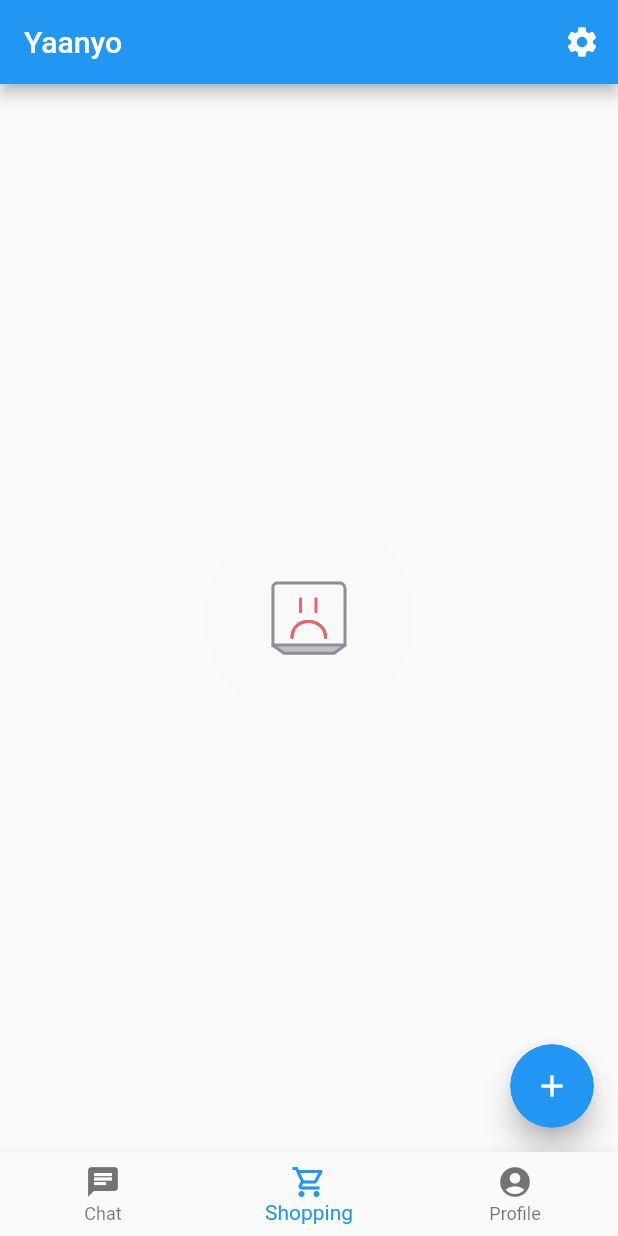
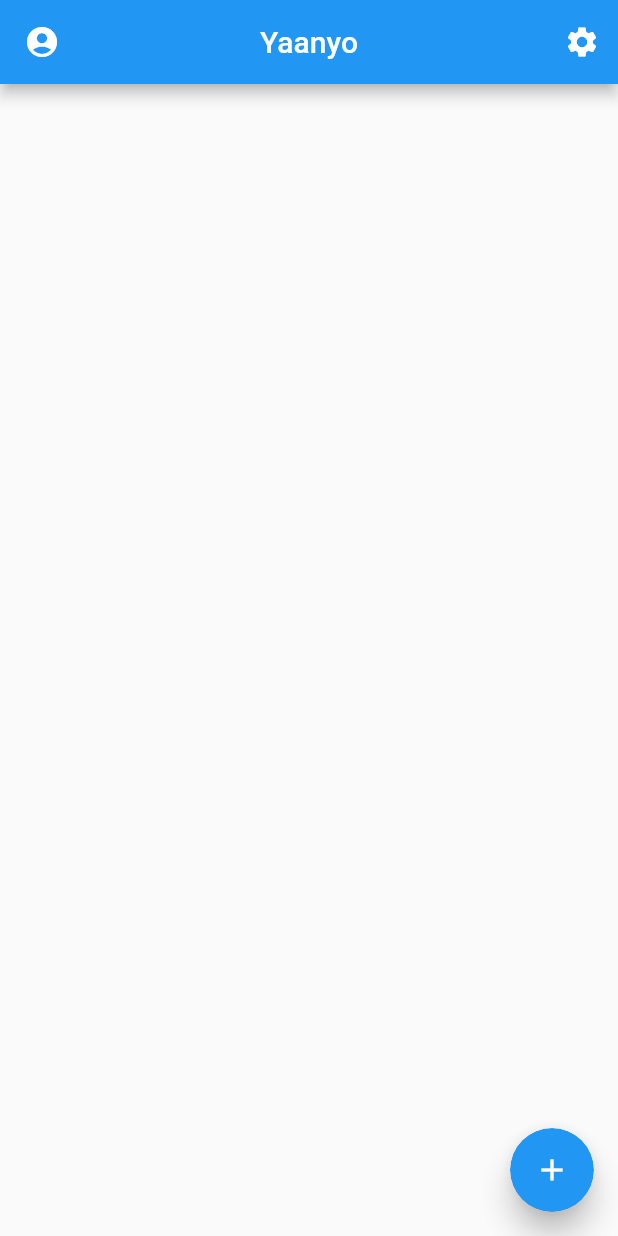
Before and after one commit to KhalidWar/yaanyo, a Flutter app: the screen it shows once a user with an empty profile is signed in, on a phone screen of 412 x 824 dp. Run offline on Flutter 3.47's test engine with Material 2 defaults, Android fonts, the phone set to English and light mode, and no system bars; our stand-ins replace cloud_firestore, firebase_auth, firebase_core, flutter_riverpod, flutter_svg, lottie and 1 more; missing offline and left inert: flutter_material_color_picker; accounts and stored records are empty.

Commit message:
Shopping tab is the new home screen Implemented riverpod in home screen
Signed-off-by: Khalid War <git@khalidwar.com>

```diff
--- a/lib/screens/authentication/initial_screen.dart
+++ b/lib/screens/authentication/initial_screen.dart
@@ -1,9 +1,9 @@
 import 'package:flutter/material.dart';
 import 'package:flutter_riverpod/all.dart';
 import 'package:yaanyo/screens/authentication/sign_in_screen.dart';
+import 'package:yaanyo/screens/shopping/home_screen.dart';
 import 'package:yaanyo/state_management/providers.dart';
-
-import '../home_screen.dart';
+import 'package:yaanyo/widgets/alert_widget.dart';
 
 final userStream =
     StreamProvider((ref) => ref.watch(authServiceProvider).userStream());
@@ -13,7 +13,8 @@
   Widget build(BuildContext context, ScopedReader watch) {
     final stream = watch(userStream);
 
-    return stream.when(
+    return Scaffold(
+      body: stream.when(
           loading: () => Center(child: CircularProgressIndicator()),
           data: (data) {
             if (data == null) {
@@ -23,7 +24,8 @@
             }
           },
           error: (error, stackTrace) {
-          return;
-        });
+            return AlertWidget();
+          }),
+    );
   }
 }
--- a/lib/screens/home_screen.dart
+++ /dev/null
@@ -1,73 +0,0 @@
-import 'package:flutter/material.dart';
-import 'package:yaanyo/screens/profile/profile_tab.dart';
-import 'package:yaanyo/screens/settings/settings_screen.dart';
-import 'package:yaanyo/screens/shopping/shopping_tab.dart';
-
-import 'chat/chat_tab.dart';
-
-class HomeScreen extends StatefulWidget {
-  static const String id = 'home_screen';
-  @override
-  _HomeScreenState createState() => _HomeScreenState();
-}
-
-class _HomeScreenState extends State<HomeScreen> {
-  int _selectedIndexStack = 1;
-  String currentUserEmail;
-  String currentUserName;
-
-  void _selectedIndex(int index) {
-    setState(() {
-      _selectedIndexStack = index;
-    });
-  }
-
-  @override
-  Widget build(BuildContext context) {
-    return Scaffold(
-      appBar: buildAppBar(),
-      body: IndexedStack(
-        index: _selectedIndexStack,
-        children: [
-          ChatTab(),
-          ShoppingTab(),
-          ProfileTab(),
-        ],
-      ),
-      bottomNavigationBar: BottomNavigationBar(
-        currentIndex: _selectedIndexStack,
-        onTap: _selectedIndex,
-        items: [
-          BottomNavigationBarItem(
-            label: 'Chat',
-            icon: Icon(Icons.chat),
-          ),
-          BottomNavigationBarItem(
-            label: 'Shopping',
-            icon: Icon(Icons.shopping_cart_outlined),
-          ),
-          BottomNavigationBarItem(
-            label: 'Profile',
-            icon: Icon(Icons.account_circle),
-          ),
-        ],
-      ),
-    );
-  }
-
-  AppBar buildAppBar() {
-    return AppBar(
-      title: Text('Yaanyo'),
-      actions: [
-        IconButton(
-          icon: Icon(Icons.settings),
-          onPressed: () {
-            Navigator.push(context, MaterialPageRoute(builder: (context) {
-              return SettingsScreen();
-            }));
-          },
-        ),
-      ],
-    );
-  }
-}
--- a/lib/screens/shopping/create_new_grid_box.dart
+++ b/lib/screens/shopping/create_new_grid_box.dart
@@ -6,7 +6,7 @@
 import 'package:flutter_riverpod/flutter_riverpod.dart';
 import 'package:flutter_svg/flutter_svg.dart';
 import 'package:yaanyo/models/shopping_grid.dart';
-import 'package:yaanyo/services/database/shopping_database_service.dart';
+import 'package:yaanyo/state_management/providers.dart';
 import 'package:yaanyo/utilities/form_validator.dart';
 import 'package:yaanyo/widgets/grid_box.dart';
 
--- /dev/null
+++ b/lib/screens/shopping/home_screen.dart
@@ -0,0 +1,186 @@
+import 'package:animations/animations.dart';
+import 'package:cloud_firestore/cloud_firestore.dart';
+import 'package:flutter/cupertino.dart';
+import 'package:flutter/material.dart';
+import 'package:flutter_riverpod/all.dart';
+import 'package:flutter_riverpod/flutter_riverpod.dart';
+import 'package:yaanyo/screens/profile/profile_screen.dart';
+import 'package:yaanyo/screens/settings/settings_screen.dart';
+import 'package:yaanyo/screens/shopping/shopping_task_screen.dart';
+import 'package:yaanyo/state_management/providers.dart';
+import 'package:yaanyo/widgets/alert_widget.dart';
+import 'package:yaanyo/widgets/grid_box.dart';
+
+import '../../constants.dart';
+import 'create_new_grid_box.dart';
+
+final shoppingGridStream = StreamProvider<QuerySnapshot>(
+  (ref) {
+    return ref.watch(shoppingDatabaseServiceProvider).getShoppingGridStream();
+  },
+);
+
+class HomeScreen extends ConsumerWidget {
+  @override
+  Widget build(BuildContext context, ScopedReader watch) {
+    final stream = watch(shoppingGridStream);
+
+    return stream.when(
+      loading: () => Center(child: CircularProgressIndicator()),
+      data: (data) {
+        return Scaffold(
+          appBar: buildAppBar(context),
+          floatingActionButton: buildFloatingActionButton(),
+          body: GridView.builder(
+            itemCount: data.docs.length,
+            padding: EdgeInsets.all(8),
+            gridDelegate: SliverGridDelegateWithFixedCrossAxisCount(
+              crossAxisCount: 2,
+              childAspectRatio: 0.7,
+              mainAxisSpacing: 8,
+              crossAxisSpacing: 8,
+            ),
+            itemBuilder: (context, index) {
+              final gridData = data.docs[index].data();
+
+              if (data.docs.isEmpty) {
+                return AlertWidget(lottie: 'assets/lottie/emptyBag.json');
+              }
+
+              return OpenContainer(
+                closedElevation: 5,
+                closedColor: kGridColorList[gridData['gridColorInt']],
+                closedShape: RoundedRectangleBorder(
+                  borderRadius: BorderRadius.circular(10),
+                ),
+                closedBuilder: (context, closedWidget) {
+                  return GridBox(
+                    storeName: gridData['storeName'],
+                    storeIcon: gridData['storeIcon'],
+                  );
+                },
+                openBuilder: (context, openWidget) {
+                  return ShoppingTaskScreen(
+                    storeName: gridData['storeName'],
+                    gridColor: kGridColorList[gridData['gridColorInt']],
+                    storeIcon: gridData['storeIcon'],
+                  );
+                },
+              );
+            },
+          ),
+        );
+      },
+      error: (error, stackTrace) => AlertWidget(
+        label: error,
+        iconData: Icons.warning_amber_rounded,
+      ),
+    );
+
+    // return Scaffold(
+    //   appBar: buildAppBar(context),
+    //   floatingActionButton: buildFloatingActionButton(),
+    //   body: StreamBuilder(
+    //     // stream: shoppingServiceProvider,
+    //     builder: (BuildContext context, AsyncSnapshot snapshot) {
+    //       switch (snapshot.connectionState) {
+    //         case ConnectionState.none:
+    //           return AlertWidget(
+    //             label: kNoInternetConnection,
+    //             iconData: Icons.warning_amber_rounded,
+    //           );
+    //         case ConnectionState.waiting:
+    //           return Center(child: CircularProgressIndicator());
+    //         default:
+    //           if (snapshot.data.documents.isEmpty) {
+    //             return AlertWidget(lottie: 'assets/lottie/emptyBag.json');
+    //           } else if (snapshot.hasError) {
+    //             return AlertWidget(
+    //               iconData: Icons.warning_amber_rounded,
+    //               label: 'Something went wrong\n${snapshot.error}',
+    //               buttonLabel: 'Sign out',
+    //               buttonOnPress: () => ConfirmationDialogs().signOut(context),
+    //             );
+    //           } else if (snapshot.hasData) {
+    //             return GridView.builder(
+    //               itemCount: snapshot.data.documents.length,
+    //               padding: EdgeInsets.all(8),
+    //               gridDelegate: SliverGridDelegateWithFixedCrossAxisCount(
+    //                 crossAxisCount: 2,
+    //                 childAspectRatio: 0.7,
+    //                 mainAxisSpacing: 8,
+    //                 crossAxisSpacing: 8,
+    //               ),
+    //               itemBuilder: (context, index) {
+    //                 final data = snapshot.data.docs[index].data();
+    //                 return OpenContainer(
+    //                   closedElevation: 5,
+    //                   closedColor: kGridColorList[data['gridColorInt']],
+    //                   closedShape: RoundedRectangleBorder(
+    //                     borderRadius: BorderRadius.circular(10),
+    //                   ),
+    //                   closedBuilder: (context, closedWidget) {
+    //                     return GridBox(
+    //                       storeName: data['storeName'],
+    //                       storeIcon: data['storeIcon'],
+    //                     );
+    //                   },
+    //                   openBuilder: (context, openWidget) {
+    //                     return ShoppingTaskScreen(
+    //                       storeName: data['storeName'],
+    //                       gridColor: kGridColorList[data['gridColorInt']],
+    //                       storeIcon: data['storeIcon'],
+    //                     );
+    //                   },
+    //                 );
+    //               },
+    //             );
+    //           }
+    //       }
+    //       return Center(child: CircularProgressIndicator());
+    //     },
+    //   ),
+    // );
+  }
+
+  OpenContainer buildFloatingActionButton() {
+    return OpenContainer(
+      closedShape: CircleBorder(),
+      closedElevation: 8,
+      useRootNavigator: true,
+      closedBuilder: (context, closedWidget) {
+        return FloatingActionButton(
+          // heroTag: heroTag,
+          child: Icon(Icons.add),
+          onPressed: closedWidget,
+        );
+      },
+      openBuilder: (context, openWidget) {
+        return CreateNewGridBox();
+      },
+    );
+  }
+
+  AppBar buildAppBar(BuildContext context) {
+    return AppBar(
+      title: Text('Yaanyo'),
+      centerTitle: true,
+      leading: IconButton(
+        icon: Icon(Icons.account_circle),
+        onPressed: () {
+          Navigator.push(context,
+              MaterialPageRoute(builder: (context) => ProfileScreen()));
+        },
+      ),
+      actions: [
+        IconButton(
+          icon: Icon(Icons.settings),
+          onPressed: () {
+            Navigator.push(context,
+                MaterialPageRoute(builder: (context) => SettingsScreen()));
+          },
+        ),
+      ],
+    );
+  }
+}
--- a/lib/screens/shopping/shopping_tab.dart
+++ /dev/null
@@ -1,94 +0,0 @@
-import 'package:animations/animations.dart';
-import 'package:flutter/cupertino.dart';
-import 'package:flutter/material.dart';
-import 'package:flutter_riverpod/all.dart';
-import 'package:yaanyo/screens/shopping/shopping_task_screen.dart';
-import 'package:yaanyo/services/database/shopping_database_service.dart';
-import 'package:yaanyo/utilities/confirmation_dialog.dart';
-import 'package:yaanyo/widgets/alert_widget.dart';
-import 'package:yaanyo/widgets/fab_open_container.dart';
-import 'package:yaanyo/widgets/grid_box.dart';
-
-import '../../constants.dart';
-import 'create_new_grid_box.dart';
-
-class ShoppingTab extends StatefulWidget {
-  const ShoppingTab({Key key}) : super(key: key);
-
-  @override
-  _ShoppingTabState createState() => _ShoppingTabState();
-}
-
-class _ShoppingTabState extends State<ShoppingTab> {
-  @override
-  Widget build(BuildContext context) {
-    return Scaffold(
-      floatingActionButton: FABOpenContainer(
-          heroTag: 'shoppingTab',
-          iconData: Icons.add,
-          child: CreateNewGridBox()),
-      body: StreamBuilder(
-        stream: context
-            .read(shoppingDatabaseServiceProvider)
-            .getShoppingGridStream(),
-        builder: (BuildContext context, AsyncSnapshot snapshot) {
-          switch (snapshot.connectionState) {
-            case ConnectionState.none:
-              return AlertWidget(
-                label: kNoInternetConnection,
-                iconData: Icons.warning_amber_rounded,
-              );
-            case ConnectionState.waiting:
-              return Center(child: CircularProgressIndicator());
-            default:
-              if (snapshot.data.documents.isEmpty) {
-                return AlertWidget(lottie: 'assets/lottie/emptyBag.json');
-              } else if (snapshot.hasError) {
-                return AlertWidget(
-                  iconData: Icons.warning_amber_rounded,
-                  label: 'Something went wrong\n${snapshot.error}',
-                  buttonLabel: 'Sign out',
-                  buttonOnPress: () => ConfirmationDialogs().signOut(context),
-                );
-              } else if (snapshot.hasData) {
-                return GridView.builder(
-                  itemCount: snapshot.data.documents.length,
-                  padding: EdgeInsets.all(8),
-                  gridDelegate: SliverGridDelegateWithFixedCrossAxisCount(
-                    crossAxisCount: 2,
-                    childAspectRatio: 0.7,
-                    mainAxisSpacing: 8,
-                    crossAxisSpacing: 8,
-                  ),
-                  itemBuilder: (context, index) {
-                    final data = snapshot.data.docs[index].data();
-                    return OpenContainer(
-                      closedElevation: 5,
-                      closedColor: kGridColorList[data['gridColorInt']],
-                      closedShape: RoundedRectangleBorder(
-                        borderRadius: BorderRadius.circular(10),
-                      ),
-                      closedBuilder: (context, closedWidget) {
-                        return GridBox(
-                          storeName: data['storeName'],
-                          storeIcon: data['storeIcon'],
-                        );
-                      },
-                      openBuilder: (context, openWidget) {
-                        return ShoppingTaskScreen(
-                          storeName: data['storeName'],
-                          gridColor: kGridColorList[data['gridColorInt']],
-                          storeIcon: data['storeIcon'],
-                        );
-                      },
-                    );
-                  },
-                );
-              }
-          }
-          return Center(child: CircularProgressIndicator());
-        },
-      ),
-    );
-  }
-}
--- a/lib/screens/shopping/shopping_task_screen.dart
+++ b/lib/screens/shopping/shopping_task_screen.dart
@@ -5,7 +5,7 @@
 import 'package:flutter_riverpod/flutter_riverpod.dart';
 import 'package:yaanyo/models/shopping_task.dart';
 import 'package:yaanyo/screens/shopping/create_new_grid_box.dart';
-import 'package:yaanyo/services/database/shopping_database_service.dart';
+import 'package:yaanyo/state_management/providers.dart';
 import 'package:yaanyo/utilities/confirmation_dialog.dart';
 import 'package:yaanyo/widgets/alert_widget.dart';
 
--- a/lib/services/database/shopping_database_service.dart
+++ b/lib/services/database/shopping_database_service.dart
@@ -1,16 +1,9 @@
 import 'package:cloud_firestore/cloud_firestore.dart';
 import 'package:firebase_auth/firebase_auth.dart';
-import 'package:flutter/cupertino.dart';
-import 'package:flutter_riverpod/all.dart';
 import 'package:yaanyo/models/shopping_grid.dart';
 import 'package:yaanyo/models/shopping_task.dart';
 
-final shoppingDatabaseServiceProvider =
-    ChangeNotifierProvider<ShoppingDatabaseService>(
-  (ref) => ShoppingDatabaseService(),
-);
-
-class ShoppingDatabaseService extends ChangeNotifier {
+class ShoppingDatabaseService {
   final _shoppingGrid = FirebaseFirestore.instance
       .collection('shopping')
       .doc(FirebaseAuth.instance.currentUser.uid)
--- a/lib/state_management/providers.dart
+++ b/lib/state_management/providers.dart
@@ -1,4 +1,8 @@
 import 'package:flutter_riverpod/all.dart';
 import 'package:yaanyo/services/auth_service.dart';
+import 'package:yaanyo/services/database/shopping_database_service.dart';
 
 final authServiceProvider = Provider((ref) => AuthService());
+
+final shoppingDatabaseServiceProvider =
+    Provider((ref) => ShoppingDatabaseService());
```
Also changed, not shown: lib/screens/profile/profile_screen.dart (added, +165 -0 lines). Lines whose indentation alone changed are shown as unchanged.
